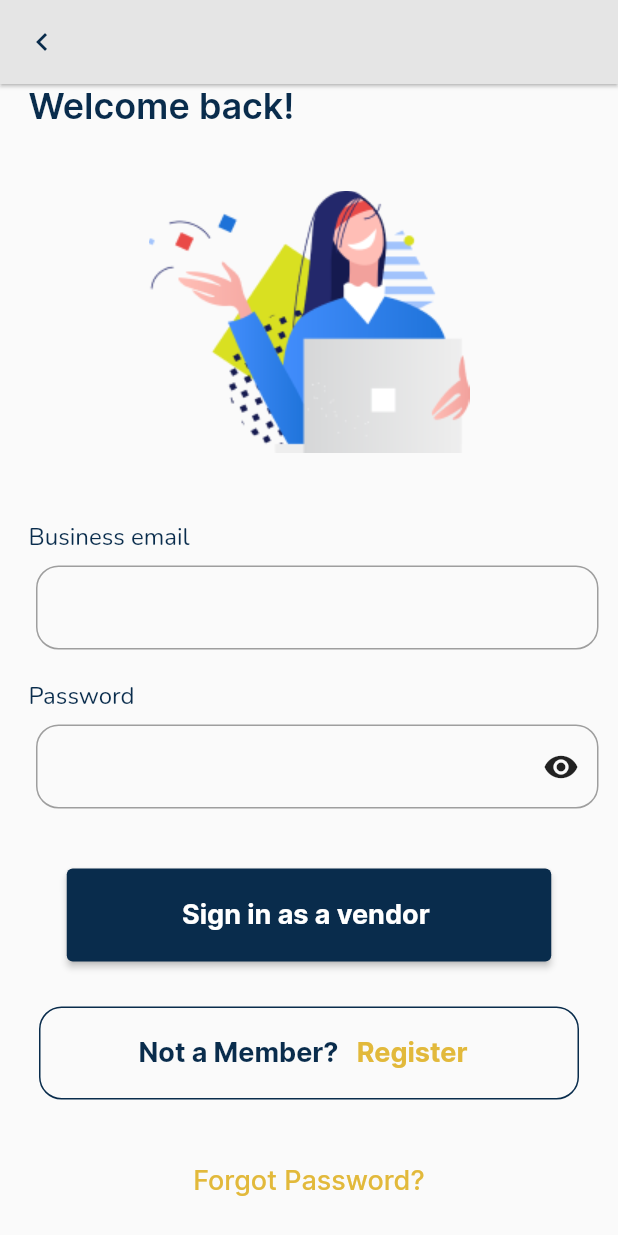
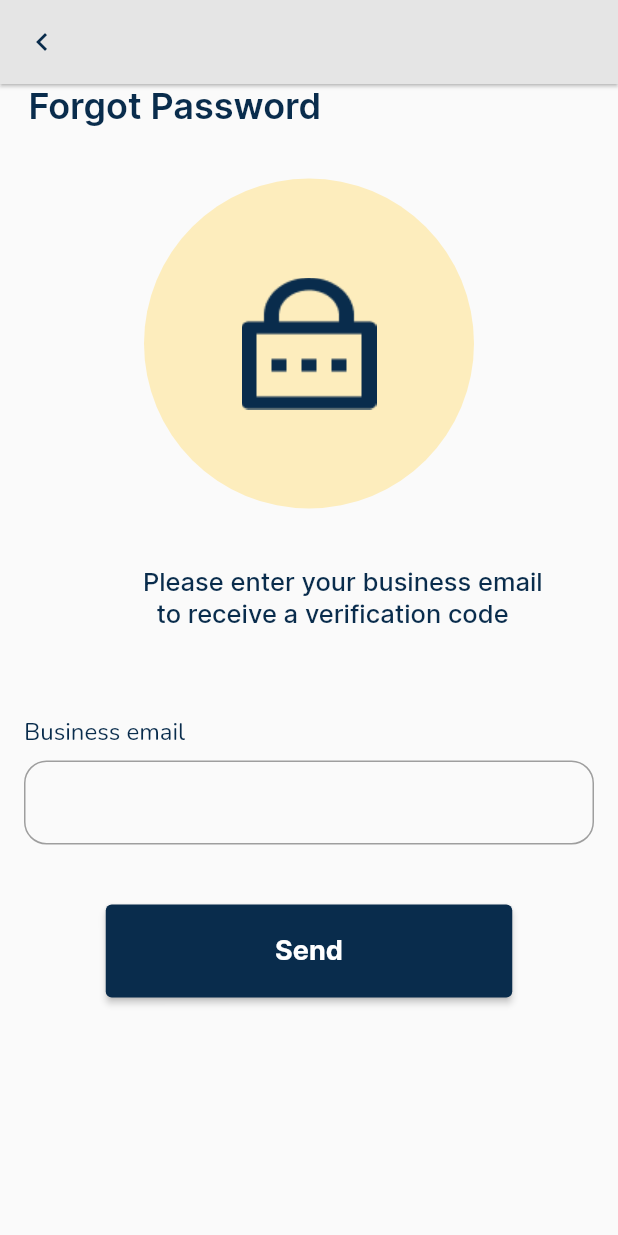
Before and after one commit to bumie-e/Plug, a Flutter app: the VendorSignInScreen screen opened by its route, after a tap on the "visibility off" icon, after a tap on "Forgot Password?", on a phone screen of 412 x 824 dp. Run offline on Flutter 3.47's test engine with Material 2 defaults, Android fonts, the phone set to English and light mode, and no system bars; our stand-ins replace flutter_svg, flutter_time_picker_spinner; project files that could hold a hidden picture were left out.

Commit message:
1. created three screens for the forgot password process. 2. fixed the bugs in the vendors register and sign in page

```diff
--- a/lib/components/reusable.dart
+++ b/lib/components/reusable.dart
@@ -1,8 +1,6 @@
 import 'package:flutter/material.dart';
 
-
-class Reusable{
-
+class Reusable {
   static Widget displayTextPlusSizedBox(String text) {
     return Column(
       // mainAxisAlignment: MainAxisAlignment.start,
@@ -23,12 +21,23 @@ class Reusable{
 
   static Widget container(Widget child) {
     return Container(
-      margin: EdgeInsets.only(left:5),
+      padding: EdgeInsets.all(15),
       height: 56,
       decoration: BoxDecoration(
         borderRadius: BorderRadius.circular(15),
         border: Border.all(color: Colors.grey),
       ),
+      child: child,
+    );
+  }
+
+  static Widget verifiedContainer(Widget child){
+    return Container(
+      padding: EdgeInsets.all(20),
+      alignment: Alignment.centerRight ,
+      height:68.39,
+      width: 58.62,
+      decoration: BoxDecoration(borderRadius: BorderRadius.circular(15),color:Color(0xFFFDEDBD)),
       child: child,
     );
   }
@@ -51,7 +60,7 @@ class Reusable{
     );
   }
 
-  static AppBar appBar(BuildContext context){
+  static AppBar appBar(BuildContext context) {
     return AppBar(
       backgroundColor: const Color(0xFFE5E5E5),
       elevation: 1,
@@ -61,36 +70,32 @@ class Reusable{
         },
         icon: const Icon(Icons.chevron_left),
         color: const Color(0xFF092c4c),
-          ),);
-  }
-  static void saved(String givenValue, String saveValue){
-    saveValue=givenValue;
+      ),
+    );
   }
 
-  static Widget elevatedButton(String text,Function saveFunction){
+  static Widget elevatedButton(String text, Function saveFunction,
+      {EdgeInsets padding = const EdgeInsets.only(left: 0, right: 0)}) {
     return Container(
-                            decoration: BoxDecoration(
-                                borderRadius: BorderRadius.circular(15)),
+      padding: padding,
+      decoration: BoxDecoration(borderRadius: BorderRadius.circular(15)),
       height: 62,
       width: 323,
       child: ElevatedButton(
-                              style: ElevatedButton.styleFrom(
-                                  primary: Color(0xFF092C4C)),
+        style: ElevatedButton.styleFrom(primary: Color(0xFF092C4C)),
         onPressed: () {
           saveFunction();
         },
         child: Text(
           text,
           style: Reusable.bottomPageWidgetStyle(
-                                    Color(0xFFFFFFFF),
-                                    'Inter',
-                                    FontWeight.w700,
-                                    18),
+              Color(0xFFFFFFFF), 'Inter', FontWeight.w700, 18),
         ),
       ),
     );
   }
-  static Widget openContainer(String text1,String text2,Function function){
+
+  static Widget openContainer(String text1, String text2, Function function) {
     return Container(
       height: 62,
       decoration: BoxDecoration(
@@ -102,71 +107,82 @@ class Reusable{
           Text(
             text1,
             style: Reusable.bottomPageWidgetStyle(
-                                      Color(0xFF092C4C),
-                                      'Inter',
-                                      FontWeight.w700,
-                                      18),
+                Color(0xFF092C4C), 'Inter', FontWeight.w700, 18),
           ),
           TextButton(
             onPressed: function as Function(),
             child: Text(
               text2,
               style: Reusable.bottomPageWidgetStyle(
-                                        Color(0xFFE2B93B),
-                                        'Inter',
-                                        FontWeight.w700,
-                                        18),
+                  Color(0xFFE2B93B), 'Inter', FontWeight.w700, 18),
             ),
           )
         ],
       ),
     );
   }
+
+  static Widget screenHeader(String text) {
+    return Container(
+      alignment: Alignment.bottomLeft,
+      padding: const EdgeInsets.only(left: 19),
+      child: Text(
+        text,
+        style: Reusable.bottomPageWidgetStyle(
+            const Color(0xFF092c4c), 'Inter', FontWeight.w600, 24),
+      ),
+    );
+  }
+
   static dynamic businessValidationCheck(String value) {
-    if(value.isEmpty){
+    if (value.isEmpty) {
       return 'Name cannot be left blank';
     }
     return null;
   }
-  static dynamic emailValidationCheck(String value){
-    if(value.isEmpty){
+
+  static dynamic emailValidationCheck(String value) {
+    if (value.isEmpty) {
       return 'Mail Address cannot be left blank ';
     }
-    if(!value.endsWith('@gmail.com')){
+    if (!value.endsWith('@gmail.com')) {
       return 'Enter a valid Email address';
     }
     return null;
   }
-  static dynamic passwordValidationCheck(String value){
-    if(value.isEmpty){
+
+  static dynamic passwordValidationCheck(String value) {
+    if (value.isEmpty) {
       return 'Please create your password';
     }
-    if(value.length<6){
+    if (value.length < 6) {
       return 'PassWord Characters must be greater than six';
     }
     return null;
   }
 
-  static whatsAppValidationCheck(String value){
-    if(value.length< 10 || value.length>10){
+  static whatsAppValidationCheck(String value) {
+    if (value.length < 10 || value.length > 10) {
       return 'Enter a valid WhatsApp number';
     }
-    if(value.isEmpty){
+    if (value.isEmpty) {
       return 'Please Enter Your WhatsApp number';
-    } return null;
+    }
+    return null;
   }
 
-  static dynamic addressValidator(String value){
-    if(value.isEmpty){
+  static dynamic addressValidator(String value) {
+    if (value.isEmpty) {
       return 'Please Enter your address';
-    }return null;
+    }
+    return null;
   }
 
-  static dynamic descriptionValidator(String value){
-    if(value.isEmpty){
+  static dynamic descriptionValidator(String value) {
+    if (value.isEmpty) {
       return 'Please Enter Product Description';
     }
-    if(value.length>500){
+    if (value.length > 500) {
       return 'Description has exceeded 500 words';
     }
     return null;
--- /dev/null
+++ b/lib/screens/reset_password.dart
@@ -0,0 +1,90 @@
+import 'package:flutter/material.dart';
+
+import '../components/reusable.dart';
+import 'verify-email.dart';
+
+class ForgotPassword extends StatelessWidget {
+
+  static const id = '/forgot-password';
+  final _form = GlobalKey<FormState>();
+
+  String _businessName = '';
+
+
+
+  void _saveForm(BuildContext context){
+    if(_form.currentState!.validate()){
+      _form.currentState!.save();
+      Navigator.of(context).pushNamed(VerifyEmail.id, arguments: _businessName);
+    }
+  }
+
+  void save(value){
+    _businessName = value;
+  }
+
+
+  @override
+  Widget build(BuildContext context) {
+    return Scaffold(
+      appBar: Reusable.appBar(context),
+      body: SingleChildScrollView(
+              child: Column(
+              children: <Widget>[
+
+          Reusable.screenHeader('Forgot Password'),
+
+          const SizedBox(height: 34),
+
+        Container(
+          alignment: Alignment.center,
+          height: 220,
+          width: 220,
+          decoration: const BoxDecoration(color: Color(0xFFFDEDBD),shape: BoxShape.circle),
+          child: Container(width: 90,height: 90,child: Image.asset('assets/images/password.png',fit: BoxFit.contain,),),
+        ),
+
+        const SizedBox(height:39),
+
+        Container(
+          alignment: Alignment.center,
+          child: Text('''
+          Please enter your business email
+            to receive a verification code
+          ''', style: Reusable.bottomPageWidgetStyle(const Color(0xFF092C4C), 'Inter',FontWeight.w500, 17),)
+        ),
+
+        const SizedBox(height: 36),
+
+        Container(
+          padding: const EdgeInsets.only(left: 16, right:16),
+          alignment: Alignment.bottomLeft,
+          child: Reusable.displayTextPlusSizedBox('Business email')),
+
+        Padding(
+          padding: const EdgeInsets.only(left: 16, right:16),
+          child: Reusable.container(
+            Form(
+              key: _form,
+              child: TextFormField(
+              style: Reusable.bottomPageWidgetStyle(Color(0xFF092C4C), 'Nunito', FontWeight.w400, 17),
+              decoration: const InputDecoration(border: InputBorder.none),
+              keyboardType: TextInputType.name,
+              validator: (value)=> Reusable.emailValidationCheck(value!),
+              onSaved: (value)=> save(value!),
+          ),
+            ),
+          ),
+        ),
+
+        const SizedBox(height:40),
+
+        Reusable.elevatedButton('Send', (){_saveForm(context);},padding: const EdgeInsets.only(left: 26, right:26),),
+
+        const SizedBox(height:10)
+
+        ],),
+      ),
+    );
+  }
+}
--- a/lib/screens/vendorsigninscreen.dart
+++ b/lib/screens/vendorsigninscreen.dart
@@ -1,4 +1,5 @@
 import 'package:flutter/material.dart';
+import 'package:plug/screens/reset_password.dart';
 
 import '../components/reusable.dart';
 
@@ -9,22 +10,32 @@ class VendorSignInScreen extends StatefulWidget {
 }
 
 class _VendorSignInScreenState extends State<VendorSignInScreen> {
-  final _formFieldStyle = Reusable.bottomPageWidgetStyle(
-      Color(0xFF092C4C), 'Nunito', FontWeight.w400, 17);
+  final _formFieldStyle = Reusable.bottomPageWidgetStyle(Color(0xFF092C4C), 'Nunito', FontWeight.w400, 17);
+
   final _form = GlobalKey<FormState>();
 
   bool _passwordVisible = false;
 
   String _password = '';
+
   String _email = '';
+
+  List savedData =[];
 
   void saveForm() {
     if (_form.currentState!.validate()) {
       _form.currentState!.save();
-      final savedData = {_email, _password};
+      savedData =[_password,_email];
       print(savedData);
     }
   }
+  void saveMail(value){
+    _email = value;
+  }
+  void savePassword(value){
+    _password = value;
+  }
+
 
   @override
   Widget build(BuildContext context) {
@@ -32,15 +43,7 @@ class _VendorSignInScreenState extends State<VendorSignInScreen> {
         appBar: Reusable.appBar(context),
         body: SingleChildScrollView(
           child: Column(children: [
-            Container(
-              alignment: Alignment.bottomLeft,
-              padding: const EdgeInsets.only(left: 19),
-              child: Text(
-                'Welcome back!',
-                style: Reusable.bottomPageWidgetStyle(
-                    const Color(0xFF092c4c), 'Inter', FontWeight.w600, 24),
-              ),
-            ),
+            Reusable.screenHeader('Welcome back!'),
             SizedBox(height: 42),
             Container(
               alignment: Alignment.center,
@@ -59,27 +62,27 @@ class _VendorSignInScreenState extends State<VendorSignInScreen> {
                     children: <Widget>[
                       Text('Business email',
                           style: Reusable.bottomPageWidgetStyle(
-                              Color(0xFF092c4c),
+                              const Color(0xFF092c4c),
                               'Nunito',
                               FontWeight.w400,
                               16)),
                       SizedBox(height: 8),
+
                       Reusable.container(
                         TextFormField(
                             style: _formFieldStyle,
-                            validator: (value) =>
-                                Reusable.emailValidationCheck(value!),
-                            decoration:
-                                InputDecoration(border: InputBorder.none),
+                            validator: (value) =>Reusable.emailValidationCheck(value!),
+                            decoration:InputDecoration(border: InputBorder.none),
                             keyboardType: TextInputType.emailAddress,
-                            onSaved: (value) => Reusable.saved(value!, _email)),
+                            onSaved: (value) => saveMail(value)),
                       ),
                       SizedBox(height: 20),
+
                       Text(
                         'Password',
-                        style: Reusable.bottomPageWidgetStyle(
-                            Color(0xFF092c4c), 'Nunito', FontWeight.w400, 16),
+                        style: Reusable.bottomPageWidgetStyle(Color(0xFF092c4c), 'Nunito', FontWeight.w400, 16),
                       ),
+
                       SizedBox(height: 8),
                       Reusable.container(
                         Row(
@@ -88,13 +91,10 @@ class _VendorSignInScreenState extends State<VendorSignInScreen> {
                                 child: TextFormField(
                               obscureText: !_passwordVisible,
                               style: _formFieldStyle,
-                              decoration:
-                                  InputDecoration(border: InputBorder.none),
-                              validator: (value) =>
-                                  Reusable.passwordValidationCheck(value!),
-                              onSaved: (value) =>
-                                  Reusable.saved(value!, _password),
-                            )),
+                              decoration:InputDecoration(border: InputBorder.none),
+                              validator: (value) =>Reusable.passwordValidationCheck(value!),
+                              onSaved: (value) =>savePassword(value),)),
+
                             IconButton(
                                 onPressed: () {
                                   setState(() {
@@ -125,10 +125,11 @@ class _VendorSignInScreenState extends State<VendorSignInScreen> {
             Container(
               alignment: Alignment.center,
               child: TextButton(
-                  onPressed: () {},
+                  onPressed: () {
+                    Navigator.of(context).pushNamed(ForgotPassword.id);
+                  },
                   child: Text('Forgot Password?',
-                      style: Reusable.bottomPageWidgetStyle(
-                          Color(0xFFE2B93B), 'inter', FontWeight.w500, 18))),
+                      style: Reusable.bottomPageWidgetStyle(Color(0xFFE2B93B), 'inter', FontWeight.w500, 18))),
             )
           ]),
         ));
```
Also changed, not shown: lib/main.dart (+7 -2 lines), lib/screens/new_Password.dart (added, +119 -0 lines), lib/screens/vendorsregisterscreen.dart (+32 -15 lines), lib/screens/verify-email.dart (added, +131 -0 lines), pubspec.yaml (+4 -4 lines), assets/images/message1.png (added), assets/images/message2.png (added), assets/images/password.png (added), assets/images/verified.png (added), pubspec.lock. Lines whose indentation alone changed are shown as unchanged.
